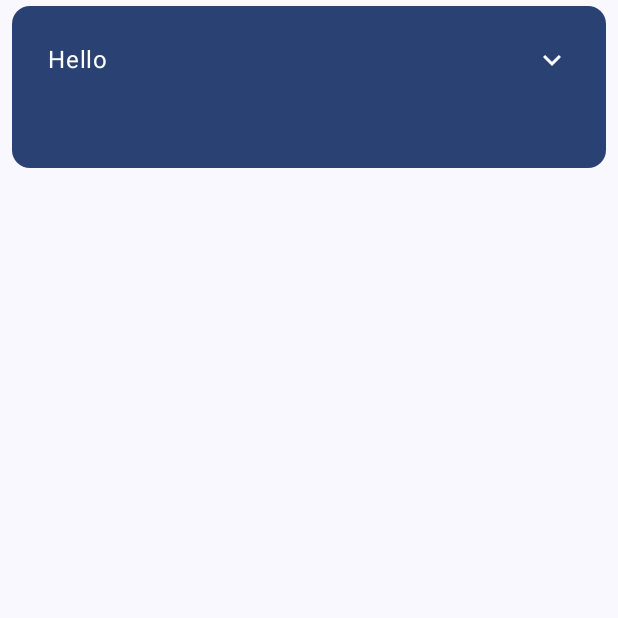
After one commit to sh1mj1/Kotlin-Android-Learning-Test, an Android app built with Jetpack Compose: the composable Greeting called with empty values, on a phone screen of 412 x 824 dp, the top half of it. The commit adds this screen. Run offline under Robolectric (Android 15) with nearby library versions, the phone set to English and light mode, and no system bars.

Commit message:
feat(Greeting): final version using Card

```diff
--- /dev/null
+++ b/app/src/main/java/com/example/learningtest/compose/basic/codelab/Greeting.kt
@@ -0,0 +1,140 @@
+package com.example.learningtest.compose.basic.codelab
+
+import android.content.res.Configuration
+import androidx.compose.animation.animateContentSize
+import androidx.compose.animation.core.Spring
+import androidx.compose.animation.core.spring
+import androidx.compose.foundation.layout.Box
+import androidx.compose.foundation.layout.Column
+import androidx.compose.foundation.layout.Row
+import androidx.compose.foundation.layout.fillMaxHeight
+import androidx.compose.foundation.layout.padding
+import androidx.compose.foundation.layout.wrapContentHeight
+import androidx.compose.material.icons.Icons
+import androidx.compose.material.icons.filled.ExpandLess
+import androidx.compose.material.icons.filled.ExpandMore
+import androidx.compose.material3.Card
+import androidx.compose.material3.CardDefaults
+import androidx.compose.material3.Icon
+import androidx.compose.material3.IconButton
+import androidx.compose.material3.MaterialTheme
+import androidx.compose.material3.Text
+import androidx.compose.runtime.Composable
+import androidx.compose.runtime.getValue
+import androidx.compose.runtime.mutableStateOf
+import androidx.compose.runtime.saveable.rememberSaveable
+import androidx.compose.runtime.setValue
+import androidx.compose.ui.Modifier
+import androidx.compose.ui.res.stringResource
+import androidx.compose.ui.text.font.FontWeight
+import androidx.compose.ui.tooling.preview.Preview
+import androidx.compose.ui.tooling.preview.PreviewParameter
+import androidx.compose.ui.tooling.preview.PreviewParameterProvider
+import androidx.compose.ui.tooling.preview.datasource.LoremIpsum
+import androidx.compose.ui.unit.dp
+import com.example.learningtest.R
+
+@Composable
+fun Greeting(
+    name: String,
+    expandedInitially: Boolean = false,
+    modifier: Modifier = Modifier,
+) {
+    Card(
+        colors =
+            CardDefaults.cardColors(
+                containerColor = MaterialTheme.colorScheme.primary,
+            ),
+        modifier =
+            modifier
+                .padding(vertical = 4.dp, horizontal = 8.dp)
+                .wrapContentHeight(),
+    ) {
+        CardContent(name = name, expandedInitially = expandedInitially)
+    }
+}
+
+@Composable
+private fun CardContent(
+    name: String,
+    expandedInitially: Boolean = false,
+) {
+    var expanded by rememberSaveable { mutableStateOf(expandedInitially) }
+
+    Row(
+        modifier =
+            Modifier
+                .padding(12.dp)
+                .animateContentSize(
+                    animationSpec =
+                        spring(
+                            dampingRatio = Spring.DampingRatioMediumBouncy,
+                            stiffness = Spring.StiffnessLow,
+                        ),
+                ),
+    ) {
+        Column(
+            modifier =
+                Modifier
+                    .weight(1f)
+                    .padding(12.dp),
+        ) {
+            Text(text = "Hello")
+            Text(
+                text = name,
+                style =
+                    MaterialTheme.typography.headlineMedium.copy(
+                        fontWeight = FontWeight.ExtraBold,
+                    ),
+            )
+            if (expanded) {
+                Text(
+                    text = LoremIpsum(20).values.joinToString(),
+                )
+            }
+        }
+        IconButton(onClick = { expanded = !expanded }) {
+            Icon(
+                imageVector = if (expanded) Icons.Filled.ExpandLess else Icons.Filled.ExpandMore,
+                contentDescription =
+                    if (expanded) {
+                        stringResource(R.string.show_less)
+                    } else {
+                        stringResource(R.string.show_more)
+                    },
+            )
+        }
+    }
+}
+
+@Preview(showBackground = true)
+@Composable
+private fun CardContentPreview() {
+    CardContent(name = "Android")
+}
+
+@Preview(
+    showBackground = true,
+    name = "GreetingDarkMode",
+    uiMode = Configuration.UI_MODE_NIGHT_YES,
+)
+@Composable
+private fun GreetingPreviews(
+    @PreviewParameter(GreetingPreviewParameters::class) expandedInitially: Boolean,
+) {
+    Box {
+        Greeting(name = "Android", expandedInitially = expandedInitially)
+    }
+}
+
+class GreetingPreviewParameters : PreviewParameterProvider<Boolean> {
+    override val values: Sequence<Boolean> = sequenceOf(false, true)
+}
+
+@Preview
+@Composable
+private fun GreetingPreviewsMaxHeight() {
+    Box(modifier = Modifier.fillMaxHeight()) {
+        Greeting(name = "Android")
+    }
+}
--- a/app/src/main/res/values/strings.xml
+++ b/app/src/main/res/values/strings.xml
@@ -1,4 +1,6 @@
 <resources>
     <string name="app_name">LearningTest</string>
     <string name="title_activity_main2">MainActivity2</string>
+    <string name="show_less">Show less</string>
+    <string name="show_more">Show more</string>
 </resources>
```
Also changed, not shown: 1 other file.
